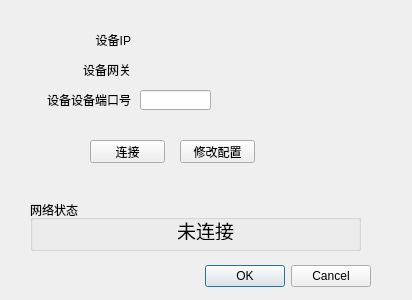
First picture: the form in forms/ResetNetwork.ui, repository MrXiaomao/GammaMonitor, before the edit.
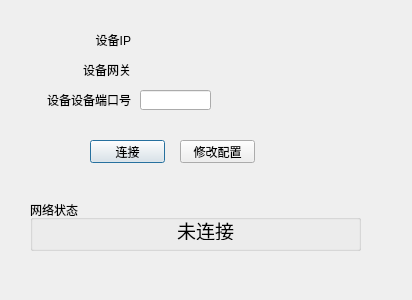
Second picture: the form after the edit. Custom widgets are drawn as their Qt base class.

Commit message: V1.0.0 能够稳定是控制机器，实现之前MFC的所有功能，另外增加了日志文件，和界面日志打印，界面相比MFC具有更好的缩放效果。

```diff
--- a/forms/ResetNetwork.ui
+++ b/forms/ResetNetwork.ui
@@ -13,60 +13,6 @@
   <property name="windowTitle">
    <string>修改网络配置</string>
   </property>
-  <widget class="QWidget" name="layoutWidget">
-   <property name="geometry">
-    <rect>
-     <x>20</x>
-     <y>260</y>
-     <width>351</width>
-     <height>33</height>
-    </rect>
-   </property>
-   <layout class="QHBoxLayout">
-    <property name="spacing">
-     <number>6</number>
-    </property>
-    <property name="leftMargin">
-     <number>0</number>
-    </property>
-    <property name="topMargin">
-     <number>0</number>
-    </property>
-    <property name="rightMargin">
-     <number>0</number>
-    </property>
-    <property name="bottomMargin">
-     <number>0</number>
-    </property>
-    <item>
-     <spacer>
-      <property name="orientation">
-       <enum>Qt::Orientation::Horizontal</enum>
-      </property>
-      <property name="sizeHint" stdset="0">
-       <size>
-        <width>131</width>
-        <height>31</height>
-       </size>
-      </property>
-     </spacer>
-    </item>
-    <item>
-     <widget class="QPushButton" name="okButton">
-      <property name="text">
-       <string>OK</string>
-      </property>
-     </widget>
-    </item>
-    <item>
-     <widget class="QPushButton" name="cancelButton">
-      <property name="text">
-       <string>Cancel</string>
-      </property>
-     </widget>
-    </item>
-   </layout>
-  </widget>
   <widget class="QLabel" name="label_2">
    <property name="geometry">
     <rect>
```
Left out of the diff: 35 changed lines with no effect on the pictures. The commit also changes 5 other files.
